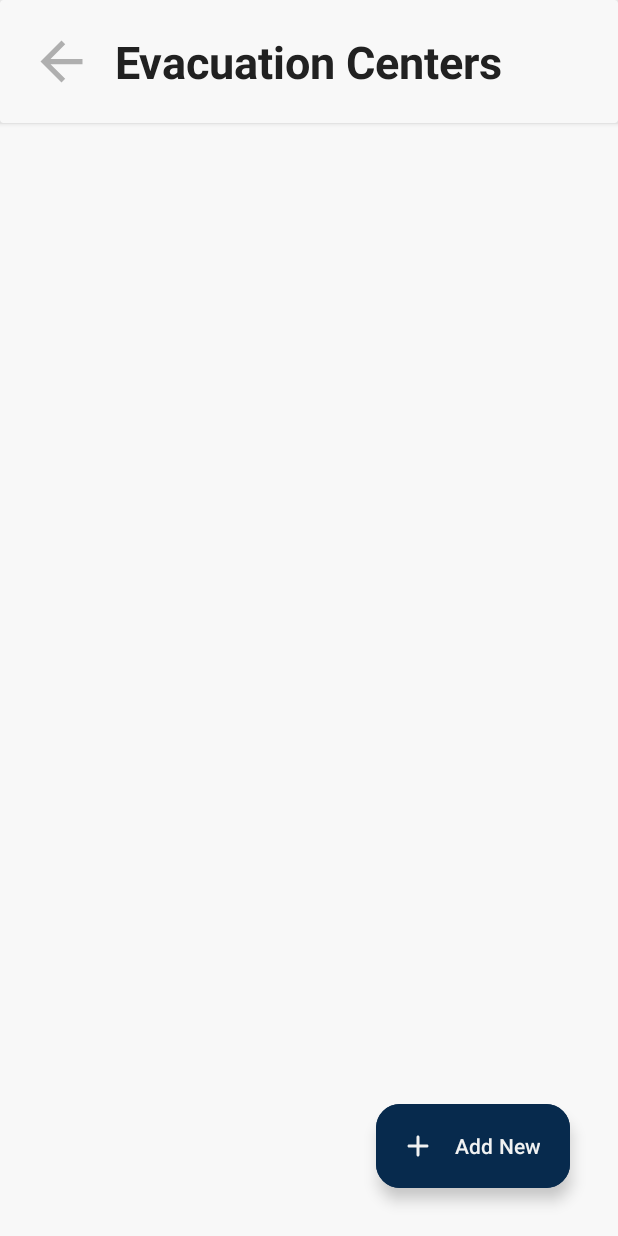
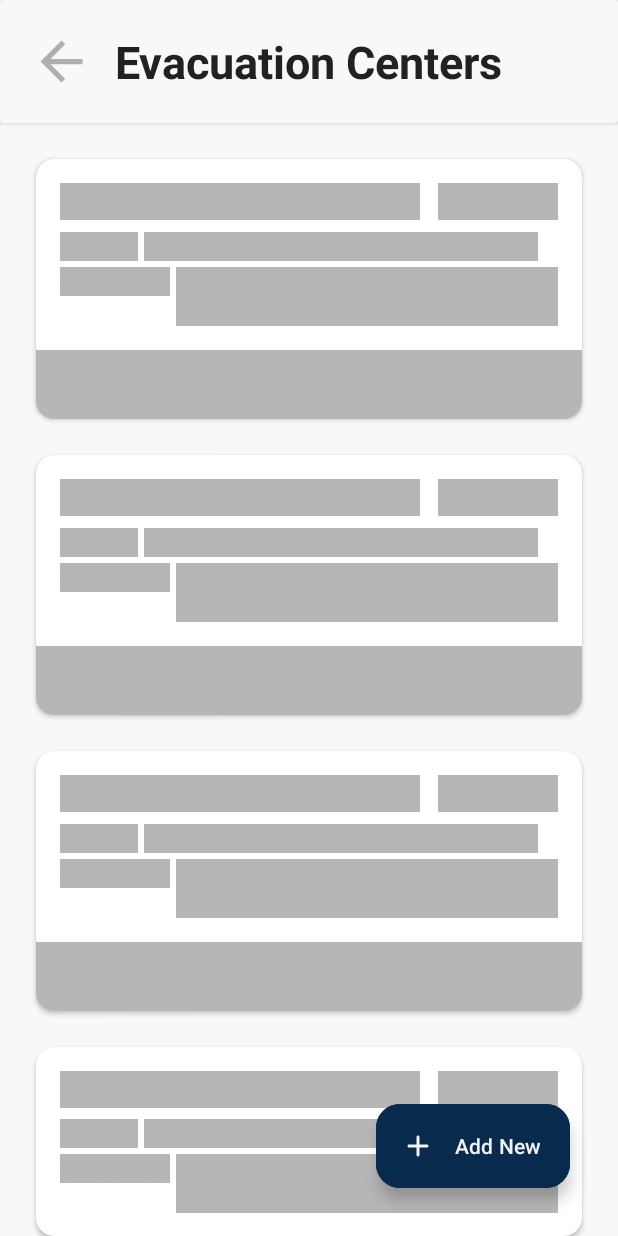
Before and after one commit to tnrtxx/rescYou_Admin, an Android app: the EvacuationCenters screen opened directly, with no data from a screen before it, on a phone screen of 412 x 824 dp. Run offline under Robolectric (Android 15) with nearby library versions, the phone set to English and light mode, and no system bars; our stand-ins replace Firebase (no records; nobody signed in at launch, a user with empty details on screens opened directly), Shimmer.

Commit message:
Implement Shimmer loading for EvacuationCenters.kt

```diff
--- a/app/build.gradle
+++ b/app/build.gradle
@@ -66,6 +66,9 @@ dependencies {
     implementation 'com.google.android.gms:play-services-maps:18.2.0'
     implementation 'com.google.android.libraries.places:places:3.3.0'
 
+    // Shimmer Effect
+    implementation 'com.facebook.shimmer:shimmer:0.5.0'
+
 
     //EASYPERMISSION
     implementation 'pub.devrel:easypermissions:3.0.0'
--- a/app/src/main/java/com/example/rescyouadmin/EvacuationCenters.kt
+++ b/app/src/main/java/com/example/rescyouadmin/EvacuationCenters.kt
@@ -7,6 +7,7 @@ import android.util.Log
 import androidx.recyclerview.widget.LinearLayoutManager
 import androidx.recyclerview.widget.RecyclerView
 import com.example.rescyouadmin.databinding.ActivityEvacuationCentersBinding
+import com.facebook.shimmer.ShimmerFrameLayout
 import com.google.firebase.database.DataSnapshot
 import com.google.firebase.database.DatabaseError
 import com.google.firebase.database.DatabaseReference
@@ -32,13 +33,17 @@ class EvacuationCenters : AppCompatActivity() {
     private lateinit var evacuationCenterAdapter: EvacuationCenterAdapter
     private lateinit var evacuationCenterArrayList: ArrayList<EvacuationCenterData>
 
+    // Shimmer-related variables
+    private lateinit var shimmerLayout: ShimmerFrameLayout
     override fun onCreate(savedInstanceState: Bundle?) {
         super.onCreate(savedInstanceState)
         binding = ActivityEvacuationCentersBinding.inflate(layoutInflater)
         setContentView(binding.root)
 
+        shimmerLayout = binding.shimmerLayout
         initializeUI()                  // Initialize UI components
         initializeRecyclerView()        // Initialize RecyclerView and its adapter
+        shimmerLayout.startShimmer()    // Start shimmer animation
         getEvacuationCenterData()       // Fetch and display evacuation center data
     }
 
@@ -84,7 +89,12 @@ class EvacuationCenters : AppCompatActivity() {
                             evacuationCenterSnapshot.getValue(EvacuationCenterData::class.java)
                         evacuationCenterArrayList.add(evacuationCenter!!)
                     }
+                    evacuationCenterArrayList.sortBy { it.name }
                     evacuationCenterAdapter.notifyDataSetChanged()
+
+                    // Stop shimmer animation after fetching data
+                    shimmerLayout.stopShimmer()
+                    shimmerLayout.visibility = ShimmerFrameLayout.GONE
                 }
             }
 
--- a/app/src/main/res/layout/activity_evacuation_centers.xml
+++ b/app/src/main/res/layout/activity_evacuation_centers.xml
@@ -57,6 +57,31 @@
         tools:listitem="@layout/item_evacuation_centers"
         />
 
+    <com.facebook.shimmer.ShimmerFrameLayout
+        android:id="@+id/shimmer_layout"
+        android:layout_width="match_parent"
+        android:layout_height="0dp"
+        app:layout_constraintBottom_toBottomOf="parent"
+        app:layout_constraintEnd_toEndOf="parent"
+        app:layout_constraintStart_toStartOf="parent"
+        app:layout_constraintTop_toBottomOf="@+id/header"
+        app:shimmer_auto_start="true">
+
+        <LinearLayout
+            android:layout_width="match_parent"
+            android:layout_height="wrap_content"
+            android:orientation="vertical">
+
+            <include layout="@layout/item_shimmer" />
+
+            <include layout="@layout/item_shimmer" />
+
+            <include layout="@layout/item_shimmer" />
+
+            <include layout="@layout/item_shimmer" />
+        </LinearLayout>
+    </com.facebook.shimmer.ShimmerFrameLayout>
+
     <com.google.android.material.floatingactionbutton.ExtendedFloatingActionButton
         android:id="@+id/fab_add_evacuation_center"
         android:layout_width="wrap_content"
--- /dev/null
+++ b/app/src/main/res/layout/item_shimmer.xml
@@ -0,0 +1,131 @@
+<?xml version="1.0" encoding="utf-8"?>
+<androidx.cardview.widget.CardView xmlns:android="http://schemas.android.com/apk/res/android"
+    xmlns:app="http://schemas.android.com/apk/res-auto"
+    xmlns:tools="http://schemas.android.com/tools"
+    android:layout_width="match_parent"
+    android:layout_height="wrap_content"
+    android:layout_marginLeft="24dp"
+    android:layout_marginTop="24dp"
+    android:layout_marginRight="24dp"
+    app:cardCornerRadius="12dp">
+
+    <LinearLayout
+        android:layout_width="match_parent"
+        android:layout_height="wrap_content"
+        android:orientation="vertical">
+
+        <androidx.constraintlayout.widget.ConstraintLayout
+            android:layout_width="match_parent"
+            android:layout_height="wrap_content"
+            android:clipToPadding="false"
+            android:padding="16dp">
+
+            <LinearLayout
+                android:id="@+id/evacuation_center_linearlayout"
+                android:layout_width="match_parent"
+                android:layout_height="wrap_content"
+                android:gravity="center"
+                android:orientation="horizontal"
+                app:layout_constraintEnd_toEndOf="parent"
+                app:layout_constraintStart_toStartOf="parent"
+                app:layout_constraintTop_toTopOf="parent">
+
+                <TextView
+                    android:id="@+id/name_textview"
+                    android:layout_width="0dp"
+                    android:layout_height="wrap_content"
+                    android:layout_weight="3"
+                    android:background="@color/darker_gray"
+                    android:textSize="18sp"
+                    android:textStyle="bold" />
+
+                <TextView
+                    android:id="@+id/status_textview"
+                    android:layout_width="wrap_content"
+                    android:layout_height="wrap_content"
+                    android:layout_marginStart="12dp"
+                    android:layout_weight="1"
+                    android:background="@color/darker_gray"
+                    android:gravity="center"
+                    android:textSize="18sp"
+                    android:textStyle="bold" />
+            </LinearLayout>
+
+            <RelativeLayout
+                android:layout_width="match_parent"
+                android:layout_height="wrap_content"
+                android:layout_marginTop="8dp"
+                app:layout_constraintBottom_toBottomOf="parent"
+                app:layout_constraintTop_toBottomOf="@+id/evacuation_center_linearlayout">
+
+                <LinearLayout
+                    android:id="@+id/address_linearlayout"
+                    android:layout_width="match_parent"
+                    android:layout_height="wrap_content"
+                    android:layout_marginBottom="4dp"
+                    android:orientation="horizontal">
+
+                    <TextView
+                        android:layout_width="wrap_content"
+                        android:layout_height="wrap_content"
+                        android:background="@color/darker_gray"
+                        android:text="@string/address"
+                        android:textColor="@color/darker_gray"
+                        android:textSize="14sp" />
+
+                    <TextView
+                        android:id="@+id/address_textview"
+                        android:layout_width="wrap_content"
+                        android:layout_height="wrap_content"
+                        android:layout_marginStart="4dp"
+                        android:background="@color/darker_gray"
+                        android:lineSpacingExtra="4dp"
+                        android:textColor="@color/darker_gray"
+                        android:textSize="14sp"
+                        android:text="Asia 1, Kapayapaan Ville, Calamba, Laguna" />
+                </LinearLayout>
+
+                <LinearLayout
+                    android:id="@+id/occupants_linearlayout"
+                    android:layout_width="match_parent"
+                    android:layout_height="wrap_content"
+                    android:layout_below="@+id/address_linearlayout"
+                    android:orientation="horizontal">
+
+                    <TextView
+                        android:layout_width="wrap_content"
+                        android:layout_height="wrap_content"
+                        android:background="@color/darker_gray"
+                        android:text="@string/occupant_s"
+                        android:textColor="@color/darker_gray"
+                        android:textSize="14sp" />
+
+                    <TextView
+                        android:id="@+id/occupants_textview"
+                        android:layout_width="wrap_content"
+                        android:layout_height="wrap_content"
+                        android:layout_marginStart="4dp"
+                        android:background="@color/darker_gray"
+                        android:lineSpacingExtra="4dp"
+                        android:textColor="@color/darker_gray"
+                        android:textSize="14sp"
+                        android:text="CANGOLF, Balagbag Araw, Silangan, Mangumit " />
+                </LinearLayout>
+
+            </RelativeLayout>
+
+        </androidx.constraintlayout.widget.ConstraintLayout>
+
+        <TextView
+            android:id="@+id/viewInMapEvacuationCenterButton"
+            android:layout_width="match_parent"
+            android:layout_height="0dp"
+            android:layout_weight="1"
+            android:background="@color/darker_gray"
+            android:padding="12dp"
+            android:textAlignment="center"
+            android:textColor="@color/darker_gray"
+            android:textSize="16sp"
+            android:textStyle="bold" />
+    </LinearLayout>
+</androidx.cardview.widget.CardView>
```
